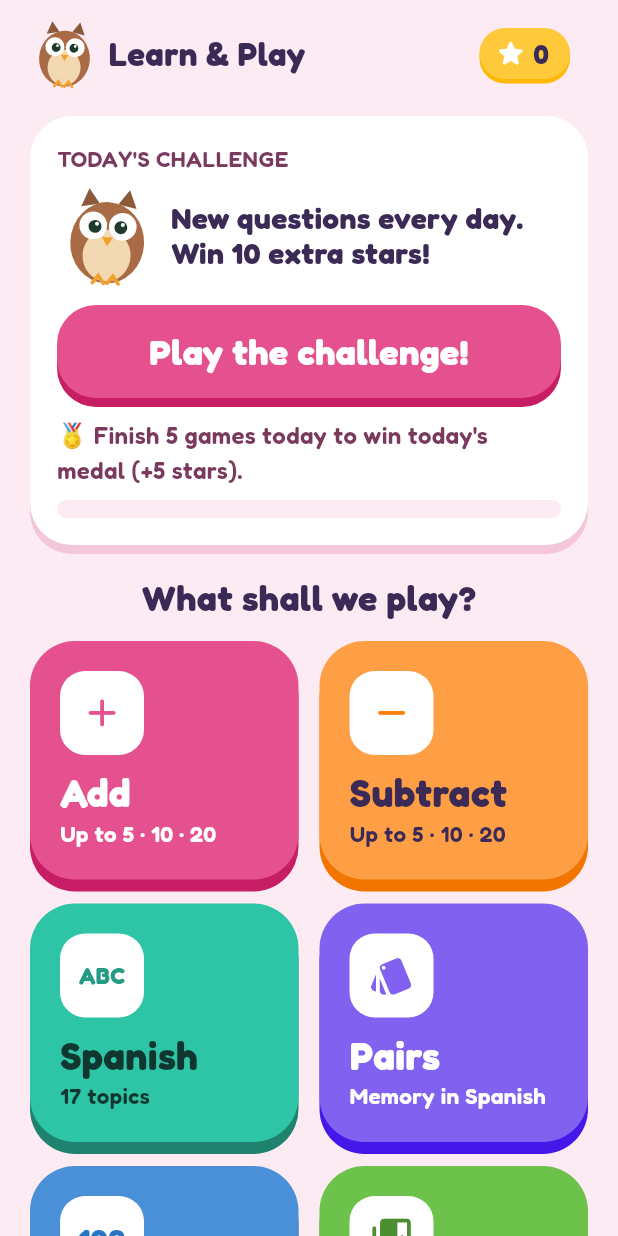
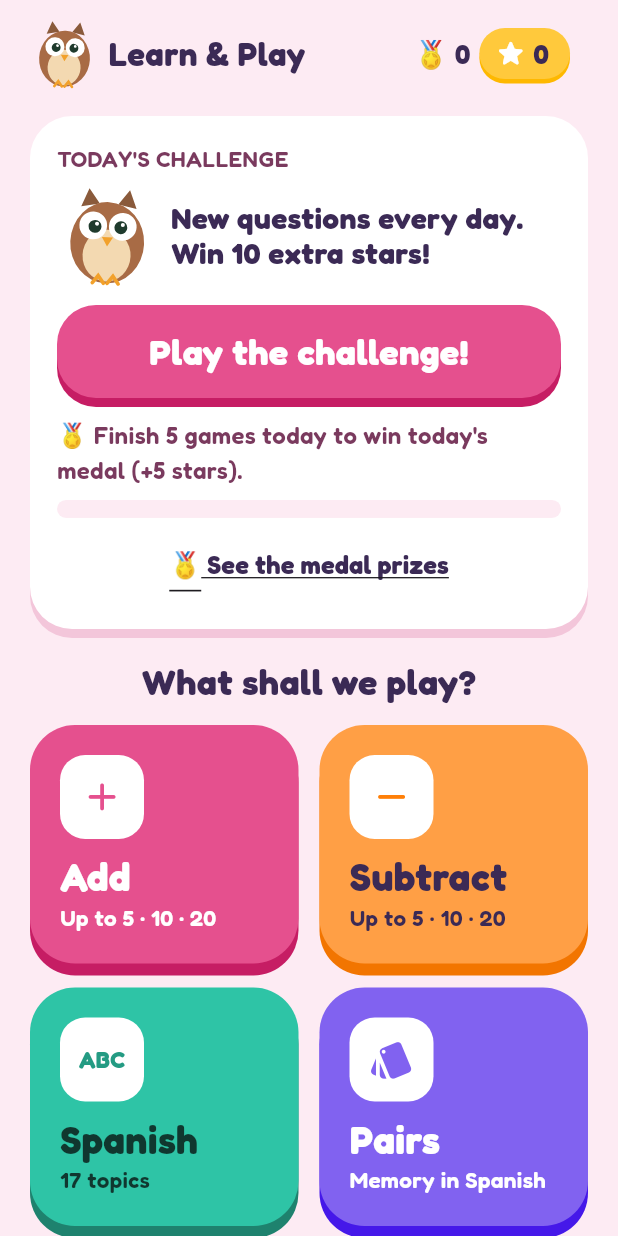
Before and after one commit to VL4N/Infantil, a Flutter app: the screen it shows after launch, after a tap on an icon or button, on a phone screen of 412 x 824 dp. Run offline on Flutter 3.47's test engine with Material 3 defaults, Android fonts, the phone set to English and light mode, and no system bars; our stand-ins replace audioplayers, flutter_local_notifications, flutter_tts, google_mobile_ads, in_app_purchase, shared_preferences and 1 more.

Commit message:
Camino de medallas: premios exclusivos al juntar medallas (3, 7, 12, 18 y 25)
Lentes de estrella, plumas de fuego, casco de caballero, plumas de diamante y traje
de campeón. No se compran con estrellas: se reclaman en la pantalla del camino, con
barra de progreso hacia el próximo premio. Se abre desde las medallas del menú, la
tarjeta del reto y la tienda; un 🎁 avisa cuando hay un premio para reclamar.

Co-Authored-By: Claude Opus 5.5 <noreply@anthropic.com>
Claude-Session: https://claude.ai/code/session_01HnKd8G3W1hyppV29D5Z1Vg

```diff
--- a/lib/logic/shop.dart
+++ b/lib/logic/shop.dart
@@ -2,7 +2,8 @@ import 'lang.dart';
 
 /// Lo que se puede comprar con estrellas en la tienda de Owlito: accesorios y colores de plumas.
 class ShopItem {
-  const ShopItem(this.id, this.nameEs, this.nameEn, this.price, {this.feathers, this.pattern, this.premium = false});
+  const ShopItem(this.id, this.nameEs, this.nameEn, this.price,
+      {this.feathers, this.pattern, this.premium = false, this.medals = 0});
   final String id;
   final String nameEs;
   final String nameEn;
@@ -15,11 +16,14 @@ class ShopItem {
   /// Colores de un plumaje (orejas, cuerpo, pecho), o null si es un accesorio.
   final (int, int, int)? feathers;
 
-  /// Dibujo especial del plumaje: 'arcoiris', 'galaxia' o 'lunares' (ver [Owl]).
+  /// Dibujo especial del plumaje: 'arcoiris', 'galaxia', 'lunares', 'fuego' o 'diamante' (ver [Owl]).
   final String? pattern;
 
   /// Solo con Premium.
   final bool premium;
+
+  /// Premio del camino de medallas: se reclama al juntar estas medallas (no se compra).
+  final int medals;
 
   bool get isFeathers => feathers != null;
 }
@@ -61,6 +65,17 @@ const shopItems = [
       feathers: (0xFF8E44AD, 0xFFE74C3C, 0xFFFFF4FA), pattern: 'arcoiris', premium: true),
   ShopItem('galaxia', 'Plumas galaxia', 'Galaxy feathers', 0,
       feathers: (0xFF3B2F8F, 0xFF1E1B4B, 0xFF4C3FA0), pattern: 'galaxia', premium: true),
+  // Premios del camino de medallas 🏅: no se compran, se ganan jugando todos los días.
+  ShopItem('lentes_estrella', 'Lentes de estrella', 'Star glasses', 0, medals: 3),
+  ShopItem('fuego', 'Plumas de fuego', 'Fire feathers', 0,
+      feathers: (0xFFB03A2E, 0xFFE8572B, 0xFFFFE0B2), pattern: 'fuego', medals: 7),
+  ShopItem('caballero', 'Casco de caballero', 'Knight helmet', 0, medals: 12),
+  ShopItem('diamante', 'Plumas de diamante', 'Diamond feathers', 0,
+      feathers: (0xFF3D8FB8, 0xFF8FD3F0, 0xFFE6F7FF), pattern: 'diamante', medals: 18),
+  ShopItem('campeon', 'Traje de campeón', 'Champion outfit', 0, medals: 25),
 ];
 
+/// Premios del camino de medallas, en orden.
+final medalRewards = [for (final i in shopItems) if (i.medals > 0) i]..sort((a, b) => a.medals.compareTo(b.medals));
+
 ShopItem? shopItem(String? id) => shopItems.where((i) => i.id == id).firstOrNull;
--- a/lib/screens/menu_screen.dart
+++ b/lib/screens/menu_screen.dart
@@ -12,6 +12,7 @@ import '../services/voice.dart';
 import '../theme.dart';
 import 'album_screen.dart';
 import 'game_screen.dart';
+import 'medals_screen.dart';
 import 'memory_screen.dart';
 import 'parental_gate.dart';
 import 'parents_screen.dart';
@@ -228,6 +229,17 @@ class _ChallengeCard extends StatelessWidget {
               backgroundColor: p.bg,
             ),
           ),
+          const SizedBox(height: 8),
+          TextButton(
+            key: const Key('open-medals'),
+            onPressed: () => Navigator.push(context, MaterialPageRoute(builder: (_) => const MedalsScreen())),
+            child: Text(
+              state.rewardsToClaim > 0
+                  ? tr('🎁 ¡Tienes un premio de medallas para reclamar!', '🎁 You have a medal prize to claim!')
+                  : tr('🏅 Ver los premios de medallas', '🏅 See the medal prizes'),
+              style: TextStyle(fontSize: 17, fontWeight: FontWeight.w700, color: p.ink, decoration: TextDecoration.underline),
+            ),
+          ),
         ],
       ),
     );
@@ -266,12 +278,21 @@ class _Header extends StatelessWidget {
             child: Text(tr('Aprende Jugando', 'Learn & Play'),
                 style: TextStyle(fontSize: 22, fontWeight: night ? FontWeight.w900 : FontWeight.w700)),
           ),
-          if (AppState.instance.medals > 0)
-            Padding(
-              padding: const EdgeInsets.only(right: 4),
-              child: Text('🏅 ${AppState.instance.medals}',
-                  key: const Key('medal-count'), style: const TextStyle(fontSize: 18, fontWeight: FontWeight.w800)),
+          // Las medallas abren el camino de medallas (con un 🎁 si hay un premio para reclamar).
+          Semantics(
+            button: true,
+            label: tr('Camino de medallas', 'Medal path'),
+            child: InkWell(
+              key: const Key('medal-count'),
+              borderRadius: BorderRadius.circular(99),
+              onTap: () => Navigator.push(context, MaterialPageRoute(builder: (_) => const MedalsScreen())),
+              child: Padding(
+                padding: const EdgeInsets.symmetric(horizontal: 6, vertical: 6),
+                child: Text('${AppState.instance.rewardsToClaim > 0 ? '🎁' : ''}🏅 ${AppState.instance.medals}',
+                    style: const TextStyle(fontSize: 18, fontWeight: FontWeight.w800)),
+              ),
             ),
+          ),
           Semantics(
             button: true,
             label: tr('Tienda de Owlito', "Owlito's shop"),
--- a/lib/theme.dart
+++ b/lib/theme.dart
@@ -370,10 +370,10 @@ class _OwlPainter extends CustomPainter {
       ..moveTo(82, 26)..lineTo(74, 6)..lineTo(62, 22)..close();
     final (earC, bodyC, bellyC) = feathers ?? (night ? (0xFF6E5BD8, 0xFF8270F0, 0xFFB9AFFF) : (0xFF8A5A3B, 0xFFA86B45, 0xFFF3D9B1));
     // La capa de superhéroe va detrás de Owlito.
-    if (wearing == 'capa') {
+    if (wearing == 'capa' || wearing == 'campeon') {
       canvas.drawPath(
         Path()..moveTo(22, 40)..lineTo(82, 40)..lineTo(100, 110)..quadraticBezierTo(52, 100, 4, 110)..close(),
-        fill(0xFFE5484D),
+        fill(wearing == 'campeon' ? 0xFF7B2CBF : 0xFFE5484D),
       );
     }
     canvas.drawPath(ears, fill(earC));
@@ -385,8 +385,29 @@ class _OwlPainter extends CustomPainter {
           end: Alignment.bottomCenter,
           colors: [Color(0xFFE74C3C), Color(0xFFF39C12), Color(0xFFF1C40F), Color(0xFF2ECC71), Color(0xFF3498DB), Color(0xFF8E44AD)],
         ).createShader(body),
+      'fuego' => Paint()
+        ..shader = const LinearGradient(
+          begin: Alignment.bottomCenter,
+          end: Alignment.topCenter,
+          colors: [Color(0xFFFFC93C), Color(0xFFF08A3C), Color(0xFFE5484D), Color(0xFFB03A2E)],
+        ).createShader(body),
+      'diamante' => Paint()
+        ..shader = const LinearGradient(
+          begin: Alignment.topLeft,
+          end: Alignment.bottomRight,
+          colors: [Color(0xFFB8ECFF), Color(0xFF5FB8E0), Color(0xFFD9F4FF), Color(0xFF4FA3C7)],
+        ).createShader(body),
       _ => fill(bodyC),
     });
+    if (pattern == 'diamante') {
+      // Destellos de diamante.
+      for (final (x, y, r) in [(24.0, 42.0, 4.0), (80.0, 38.0, 3.5), (20.0, 74.0, 3.0), (86.0, 72.0, 4.0)]) {
+        canvas.drawPath(
+          Path()..moveTo(x, y - r)..lineTo(x + r * .6, y)..lineTo(x, y + r)..lineTo(x - r * .6, y)..close(),
+          fill(0xFFFFFFFF),
+        );
+      }
+    }
     if (pattern == 'lunares') {
       for (final (x, y, r) in [(26.0, 44.0, 4.0), (78.0, 40.0, 3.5), (22.0, 72.0, 3.5), (84.0, 70.0, 4.0), (32.0, 98.0, 3.0), (74.0, 98.0, 3.5)]) {
         canvas.drawCircle(Offset(x, y), r, fill(0xFFFFE066));
@@ -561,6 +582,37 @@ class _OwlPainter extends CustomPainter {
         );
         canvas.drawRect(const Rect.fromLTRB(35, 17, 69, 22), fill(0xFF5A3518));
         canvas.drawOval(const Rect.fromLTRB(12, 20, 92, 31), fill(0xFF7A4C22));
+      // Premios del camino de medallas.
+      case 'lentes_estrella':
+        for (final c in const [Offset(36, 46), Offset(68, 46)]) {
+          canvas.drawPath(_starPath(c, 19), fill(0xFFFFC93C));
+          canvas.drawPath(_starPath(c, 12), fill(0xCCFF6FAE));
+        }
+        canvas.drawRect(const Rect.fromLTRB(48, 42, 56, 46), fill(0xFFFFC93C));
+      case 'caballero':
+        final steel = fill(0xFFB8C2CC);
+        canvas.drawPath(Path()..moveTo(20, 32)..quadraticBezierTo(52, -18, 84, 32)..close(), steel);
+        canvas.drawRect(const Rect.fromLTRB(20, 26, 84, 32), fill(0xFF8E99A6));
+        canvas.drawRect(const Rect.fromLTRB(49, 4, 55, 30), fill(0xFF8E99A6));
+        // Penacho rojo.
+        canvas.drawOval(const Rect.fromLTRB(44, -16, 72, 2), fill(0xFFE5484D));
+      case 'campeon':
+        // Capa morada detrás (ver arriba) y una corona grande con joyas.
+        canvas.drawPath(
+          Path()
+            ..moveTo(28, 28)..lineTo(28, 2)..lineTo(40, 14)..lineTo(52, -8)
+            ..lineTo(64, 14)..lineTo(76, 2)..lineTo(76, 28)..close(),
+          fill(0xFFFFC93C),
+        );
+        canvas.drawRect(const Rect.fromLTRB(26, 24, 78, 31), fill(0xFFFFFFFF));
+        canvas.drawCircle(const Offset(52, 14), 4, fill(0xFFE5484D));
+        canvas.drawCircle(const Offset(38, 20), 3, fill(0xFF2EC4A6));
+        canvas.drawCircle(const Offset(66, 20), 3, fill(0xFF4A90D9));
+        canvas.drawCircle(const Offset(52, -8), 3, fill(0xFFFFFFFF));
+        // Medalla de campeón en el pecho.
+        canvas.drawPath(Path()..moveTo(46, 66)..lineTo(52, 80)..lineTo(58, 66)..close(), fill(0xFF4A90D9));
+        canvas.drawCircle(const Offset(52, 84), 8, fill(0xFFFFC93C));
+        canvas.drawPath(_starPath(const Offset(52, 84), 5), fill(0xFFF08A3C));
       // Trajes Premium.
       case 'astronauta':
         canvas.drawCircle(const Offset(52, 54), 47, fill(0x33BFE8FF));
```
Also changed, not shown: lib/screens/medals_screen.dart (added, +212 -0 lines), lib/screens/shop_screen.dart (+11 -1 lines), lib/services/app_state.dart (+17 -0 lines), 3 other files.
